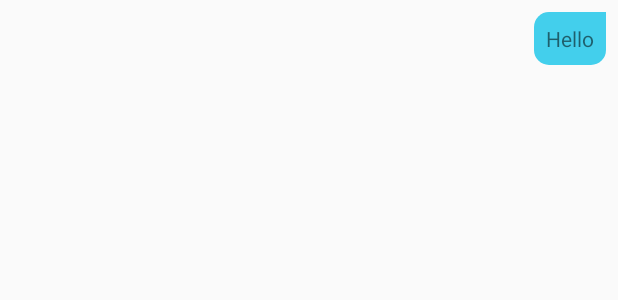
After one commit to ArmandoV15/TutorMe, an Android app: the layout message_right.xml on its own in the app's theme, with its tools: preview values and no code run, on a phone screen of 412 x 824 dp. The commit adds this screen. Shown: the top 300 px of the screen. Run offline under Robolectric (Android 15) with nearby library versions, the phone set to English and light mode, and no system bars.

Commit message:
Messages are sending

```diff
--- a/app/src/main/java/com/example/tutorme/TutorActivity.java
+++ b/app/src/main/java/com/example/tutorme/TutorActivity.java
@@ -5,6 +5,7 @@ import androidx.appcompat.app.AppCompatActivity;
 
 import android.content.Intent;
 import android.os.Bundle;
+import android.util.Log;
 import android.view.View;
 import android.widget.AdapterView;
 import android.widget.ArrayAdapter;
@@ -48,7 +49,7 @@ public class TutorActivity extends AppCompatActivity {
                 intent.putExtra("Year", tempUser.getYear());
                 intent.putExtra("Major", tempUser.getMajor());
                 intent.putExtra("ID", tempUser.getUser_id());
-
+                Log.d("HELLO", "ID: " + tempUser.getUser_id());
                 startActivity(intent);
 
             }
--- /dev/null
+++ b/app/src/main/res/drawable/message_right.xml
@@ -0,0 +1,10 @@
+<?xml version="1.0" encoding="utf-8"?>
+<shape xmlns:android="http://schemas.android.com/apk/res/android"
+    android:shape="rectangle">
+
+    <corners
+        android:radius = "10dp"
+        android:topRightRadius = "0dp"/>
+
+    <solid android:color="@color/blueColor"/>
+</shape>
--- /dev/null
+++ b/app/src/main/res/layout/message_right.xml
@@ -0,0 +1,22 @@
+<?xml version="1.0" encoding="utf-8"?>
+<RelativeLayout
+    xmlns:android="http://schemas.android.com/apk/res/android"
+    android:layout_width="match_parent"
+    android:padding="8dp"
+    android:layout_height="wrap_content">
+    <RelativeLayout
+        android:layout_width="300dp"
+        android:layout_alignParentEnd="true"
+        android:layout_height="wrap_content"
+        android:layout_alignParentRight="true"/>
+    <TextView
+        android:id="@+id/showMessage"
+        android:layout_width="wrap_content"
+        android:layout_height="wrap_content"
+        android:layout_alignParentEnd="true"
+        android:layout_alignParentRight="true"
+        android:layout_marginStart="5dp"
+        android:padding="8dp"
+        android:text="Hello"
+        android:background="@drawable/message_right"/>
+</RelativeLayout>
--- a/app/src/main/res/values/colors.xml
+++ b/app/src/main/res/values/colors.xml
@@ -4,4 +4,5 @@
     <color name="colorPrimaryDark">#00574B</color>
     <color name="colorAccent">#D81B60</color>
     <color name="blueColor">#43cfec</color>
+    <color name="grey">#d3d3d3 </color>
 </resources>
```
Also changed, not shown: app/src/main/java/com/example/tutorme/Message.java (+20 -5 lines), app/src/main/java/com/example/tutorme/MessagingActivity.java (+57 -1 lines), app/src/main/java/com/example/tutorme/ViewMyProfile.java (+7 -0 lines), app/src/main/java/com/example/tutorme/ViewProfileActivity.java (+15 -1 lines), app/src/main/res/drawable/message_left.xml (added, +10 -0 lines), app/src/main/res/layout/message_left.xml (added, +16 -0 lines).
